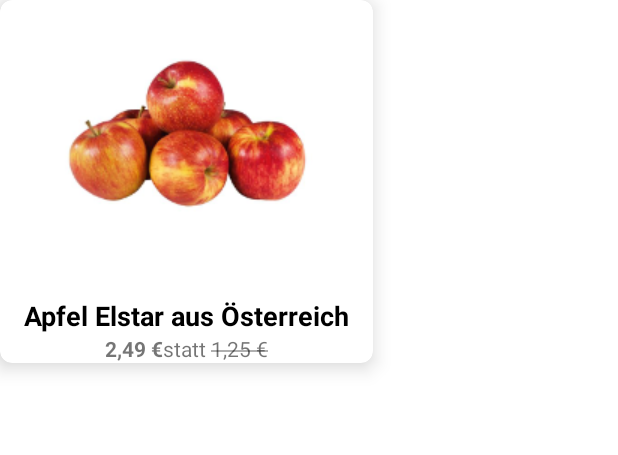
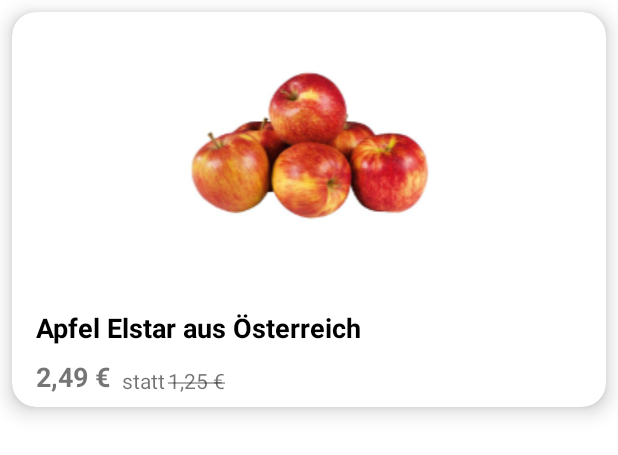
Before and after one commit to RadmanHayati/Products, an Android app: the layout item_product.xml on its own in the app's theme, with its tools: preview values and no code run, on a phone screen of 412 x 824 dp. Shown: the top 455 px of the screen. Run offline under Robolectric (Android 15) with nearby library versions, the phone set to English and light mode, and no system bars; network calls fail.

Commit message:
show product list

```diff
--- a/app/src/main/res/layout/fragment_products.xml
+++ b/app/src/main/res/layout/fragment_products.xml
@@ -41,6 +41,8 @@
         android:id="@+id/productsRecyclerView"
         android:layout_width="0dp"
         android:layout_height="0dp"
+        android:clipToPadding="false"
+        android:padding="@dimen/standardPadding"
         app:layout_constraintBottom_toBottomOf="parent"
         app:layout_constraintEnd_toEndOf="parent"
         app:layout_constraintStart_toStartOf="parent"
--- a/app/src/main/res/layout/item_product.xml
+++ b/app/src/main/res/layout/item_product.xml
@@ -2,19 +2,22 @@
 <com.google.android.material.card.MaterialCardView xmlns:android="http://schemas.android.com/apk/res/android"
     xmlns:app="http://schemas.android.com/apk/res-auto"
     xmlns:tools="http://schemas.android.com/tools"
-    android:layout_width="wrap_content"
+    android:layout_width="match_parent"
     android:layout_height="wrap_content"
-    app:cardCornerRadius="@dimen/standardCardRadius"
+    android:layout_margin="@dimen/standardMargin"
+    app:cardCornerRadius="@dimen/maxCardRadius"
     app:cardElevation="@dimen/standardCardElevation">
 
     <androidx.constraintlayout.widget.ConstraintLayout
         android:layout_width="match_parent"
-        android:layout_height="match_parent">
+        android:layout_height="match_parent"
+        android:paddingBottom="@dimen/standardPadding">
 
         <ImageView
             android:id="@+id/productImageView"
-            android:layout_width="wrap_content"
+            android:layout_width="0dp"
             android:layout_height="wrap_content"
+            android:contentDescription="@string/product_image"
             app:layout_constraintEnd_toEndOf="parent"
             app:layout_constraintStart_toStartOf="parent"
             app:layout_constraintTop_toTopOf="parent"
@@ -22,11 +25,11 @@
 
         <TextView
             android:id="@+id/productTitle"
-            android:layout_width="wrap_content"
+            android:layout_width="0dp"
             android:layout_height="wrap_content"
-            android:layout_marginStart="@dimen/MaxMargin"
-            android:layout_marginTop="@dimen/MaxMargin"
-            android:layout_marginEnd="@dimen/MaxMargin"
+            android:layout_marginStart="16dp"
+            android:layout_marginTop="@dimen/maxMargin"
+            android:layout_marginEnd="@dimen/maxMargin"
             android:textColor="@color/black"
             android:textSize="18sp"
             android:textStyle="bold"
@@ -39,9 +42,11 @@
             android:id="@+id/productPrice"
             android:layout_width="wrap_content"
             android:layout_height="wrap_content"
+            android:layout_marginStart="@dimen/maxMargin"
+            android:layout_marginTop="8dp"
+            android:textSize="18sp"
             android:textStyle="bold"
-            app:layout_constraintEnd_toStartOf="@+id/productStrikePrice"
-            app:layout_constraintHorizontal_bias="0.5"
+            app:layout_constraintBottom_toBottomOf="parent"
             app:layout_constraintHorizontal_chainStyle="packed"
             app:layout_constraintStart_toStartOf="parent"
             app:layout_constraintTop_toBottomOf="@+id/productTitle"
@@ -51,11 +56,25 @@
             android:id="@+id/productStrikePrice"
             android:layout_width="wrap_content"
             android:layout_height="wrap_content"
-            android:textStyle=""
-            app:layout_constraintEnd_toEndOf="parent"
-            app:layout_constraintHorizontal_bias="0.5"
-            app:layout_constraintStart_toEndOf="@+id/productPrice"
-            app:layout_constraintTop_toBottomOf="@+id/productTitle"
+            android:layout_marginStart="2dp"
+            app:layout_constraintBottom_toBottomOf="parent"
+            app:layout_constraintStart_toEndOf="@+id/productStrikePriceTitle"
             tools:text="@string/strikePriceTools" />
+
+        <TextView
+            android:id="@+id/productStrikePriceTitle"
+            android:layout_width="wrap_content"
+            android:layout_height="wrap_content"
+            android:layout_marginStart="8dp"
+            android:text="statt"
+            app:layout_constraintBottom_toBottomOf="parent"
+            app:layout_constraintStart_toEndOf="@+id/productPrice" />
+
+        <androidx.constraintlayout.widget.Group
+            android:id="@+id/strikePriceGroup"
+            android:layout_width="wrap_content"
+            android:layout_height="wrap_content"
+            app:constraint_referenced_ids="productStrikePriceTitle,productStrikePrice" />
+
     </androidx.constraintlayout.widget.ConstraintLayout>
 </com.google.android.material.card.MaterialCardView>
--- a/app/src/main/res/values/dimens.xml
+++ b/app/src/main/res/values/dimens.xml
@@ -2,12 +2,13 @@
 <resources>
     <dimen name="minMargin">4dp</dimen>
     <dimen name="standardMargin">8dp</dimen>
-    <dimen name="MaxMargin">16dp</dimen>
+    <dimen name="maxMargin">16dp</dimen>
 
     <dimen name="minPadding">4dp</dimen>
     <dimen name="standardPadding">8dp</dimen>
-    <dimen name="MaxPadding">16dp</dimen>
+    <dimen name="maxPadding">16dp</dimen>
 
     <dimen name="standardCardElevation">8dp</dimen>
     <dimen name="standardCardRadius">8dp</dimen>
+    <dimen name="maxCardRadius">16dp</dimen>
 </resources>
--- a/app/src/main/res/values/strings.xml
+++ b/app/src/main/res/values/strings.xml
@@ -2,5 +2,6 @@
     <string name="app_name">Products</string>
     <string name="loading_text">Produkte werden geladen...</string>
 
-    <string name="strikePriceTools">statt <strike>1,25 €</strike></string>
+    <string name="strikePriceTools"><strike>1,25 €</strike></string>
+    <string name="product_image">Product Image</string>
 </resources>
```
Also changed, not shown: app/src/main/java/ir/alizeyn/products/presentation/products/ProductAdapter.kt (added, +64 -0 lines), app/src/main/java/ir/alizeyn/products/presentation/products/ProductsFragment.kt (+14 -10 lines).
